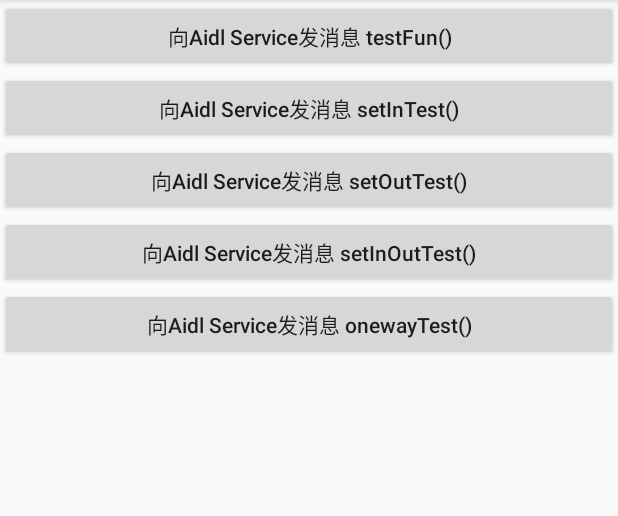
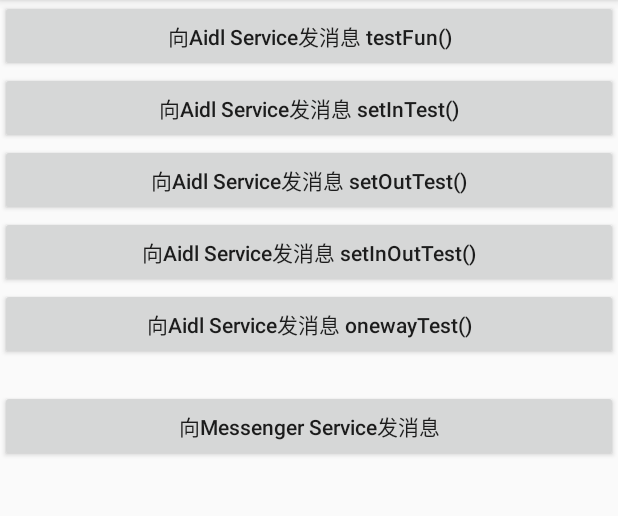
Before and after one commit to jiaoyaning/MasterRoad, an Android app: the screen it shows after launch (MainActivity), on a phone screen of 412 x 824 dp, the part 84-600 px from its top. Run offline under Robolectric (Android 15) with nearby library versions, the phone set to English and light mode, and no system bars; libraries missing offline, so code that uses them is left out: com.apkfuns.logutils; 4 statements that could not run were skipped.

Commit message:
update messenger

```diff
--- a/ipc/build.gradle
+++ b/ipc/build.gradle
@@ -51,6 +51,7 @@ dependencies {
     implementation 'com.google.android.material:material:1.2.1'
     implementation 'androidx.annotation:annotation:1.1.0'
     implementation 'com.apkfuns.logutils:library:1.7.5'
+    implementation "org.jetbrains.kotlin:kotlin-stdlib:$kotlin_version"
     testImplementation 'junit:junit:4.12'
     androidTestImplementation rootProject.ext.androidx["androidx.test.ext-junit"]
     androidTestImplementation rootProject.ext.androidx["androidx.test.espresso:espresso-core"]
--- a/ipc/src/main/java/com/jyn/masterroad/MainActivity.kt
+++ b/ipc/src/main/java/com/jyn/masterroad/MainActivity.kt
@@ -5,6 +5,8 @@ import android.content.Intent
 import android.content.ServiceConnection
 import android.os.Bundle
 import android.os.IBinder
+import android.os.Message
+import android.os.Messenger
 import androidx.appcompat.app.AppCompatActivity
 import com.apkfuns.logutils.LogUtils
 import kotlinx.android.synthetic.main.activity_main.*
@@ -15,10 +17,11 @@ import kotlinx.android.synthetic.main.activity_main.*
  *
  * https://github.com/leavesC/IPCSamples/blob/master/note/AndroidIPC%E6%9C%BA%E5%88%B6%EF%BC%883%EF%BC%89-AIDL.md
  */
-val TAG = "AIDLTest"
+const val TAG = "AIDLTest"
 
 class MainActivity : AppCompatActivity() {
     private lateinit var aidlTestInterface: AidlTestInterface
+    private lateinit var messenger: Messenger
     override fun onCreate(savedInstanceState: Bundle?) {
         super.onCreate(savedInstanceState)
         setContentView(R.layout.activity_main)
@@ -34,7 +37,7 @@ class MainActivity : AppCompatActivity() {
 
         val intent1 = Intent()
         intent1.setClassName("com.jyn.masterroad", "com.jyn.masterroad.AidlTestService")
-        bindService(intent1, serviceConnection, BIND_AUTO_CREATE)
+        bindService(intent1, aidlServiceConnection, BIND_AUTO_CREATE)
 
         //需要在清单文件里配置 <action /> 才行
 //        val intent2 = Intent("com.jyn.masterroad.AidlTestService.Action")
@@ -45,6 +48,10 @@ class MainActivity : AppCompatActivity() {
 //        val intent3 = Intent()
 //        intent3.component = ComponentName("com.jyn.masterroad","com.jyn.masterroad.AidlTestService")
 //        bindService(intent3, serviceConnection, BIND_AUTO_CREATE)
+
+        val intent4 = Intent()
+        intent4.setClassName("com.jyn.masterroad", "com.jyn.masterroad.MessengerTestService")
+        bindService(intent4, messengerTestService, BIND_AUTO_CREATE)
     }
 
 
@@ -97,23 +104,42 @@ class MainActivity : AppCompatActivity() {
          * 适合用来通知服务端，不修改数据，也没有返回值
          */
         send_aidl_serve_oneway.setOnClickListener {
-            LogUtils.tag(TAG).i("MainActivity onewayTest 修改前：$testBean")
+            LogUtils.tag(TAG).i("MainActivity oneWayTest 修改前：$testBean")
             aidlTestInterface.onewayTest(testBean)
-            LogUtils.tag(TAG).i("MainActivity onewayTest 修改后：$testBean")
+            LogUtils.tag(TAG).i("MainActivity oneWayTest 修改后：$testBean")
             Thread.sleep(3000)
-            LogUtils.tag(TAG).i("MainActivity onewayTest 修改后 & sleep：$testBean")
+            LogUtils.tag(TAG).i("MainActivity oneWayTest 修改后 & sleep：$testBean")
+        }
+
+        send_messenger_serve_oneway.setOnClickListener {
+            val message: Message = Message.obtain()
+
+
         }
     }
 
-    private val serviceConnection: ServiceConnection by lazy {
+    private val aidlServiceConnection: ServiceConnection by lazy {
         object : ServiceConnection {
             override fun onServiceDisconnected(name: ComponentName?) {
-                LogUtils.tag(TAG).i("MainActivity 失去链接:$name")
+                LogUtils.tag(TAG).i("MainActivity AIDL 失去链接:${name?.className}")
             }
 
             override fun onServiceConnected(name: ComponentName?, service: IBinder?) {
                 aidlTestInterface = AidlTestInterface.Stub.asInterface(service)
-                LogUtils.tag(TAG).i("MainActivity 链接成功:$name")
+                LogUtils.tag(TAG).i("MainActivity AIDL 链接成功:${name?.className}")
+            }
+        }
+    }
+
+    private val messengerTestService: ServiceConnection by lazy {
+        object : ServiceConnection {
+            override fun onServiceDisconnected(name: ComponentName?) {
+                LogUtils.tag(TAG).i("MainActivity Messenger 失去链接:${name?.className}")
+            }
+
+            override fun onServiceConnected(name: ComponentName?, service: IBinder?) {
+                LogUtils.tag(TAG).i("MainActivity Messenger 链接成功:${name?.className}")
+                messenger = Messenger(service)
             }
         }
     }
--- a/ipc/src/main/res/layout/activity_main.xml
+++ b/ipc/src/main/res/layout/activity_main.xml
@@ -47,5 +47,13 @@
             android:text="向Aidl Service发消息 onewayTest()"
             android:textAllCaps="false" />
 
+        <Button
+            android:id="@+id/send_messenger_serve_oneway"
+            android:layout_width="match_parent"
+            android:layout_height="wrap_content"
+            android:layout_marginTop="20dp"
+            android:text="向Messenger Service发消息"
+            android:textAllCaps="false" />
+
     </LinearLayout>
 </androidx.core.widget.NestedScrollView>
```
Also changed, not shown: ipc/src/main/AndroidManifest.xml (+11 -1 lines), ipc/src/main/java/com/jyn/masterroad/MessengerTestService.kt (added, +34 -0 lines).
